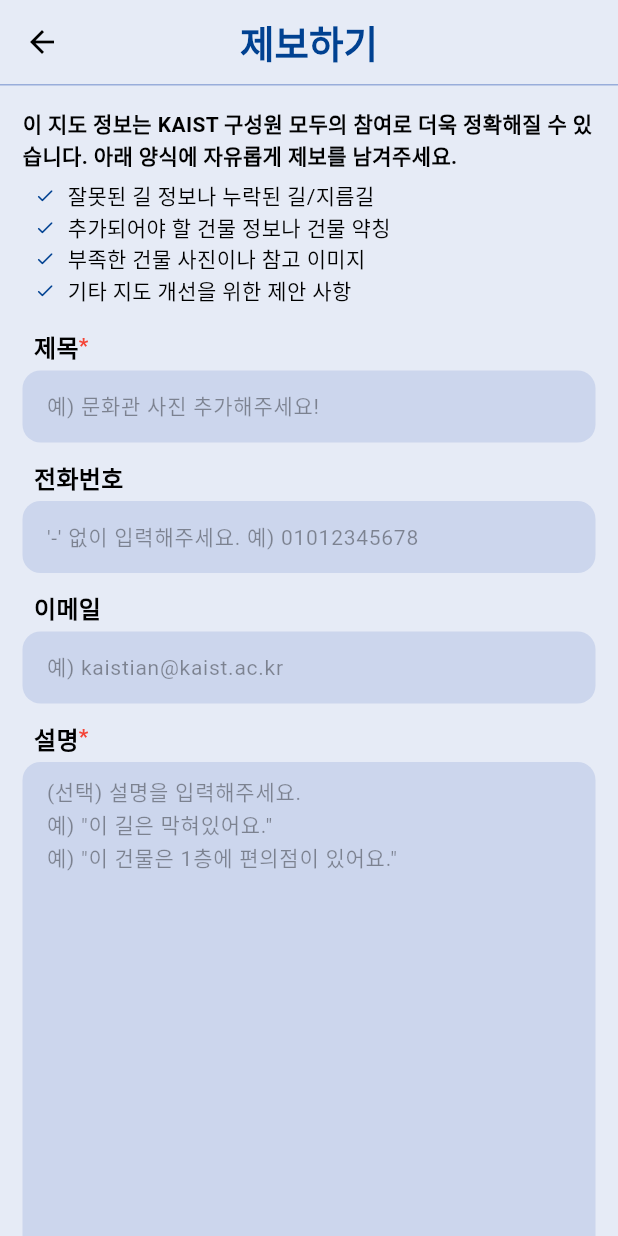
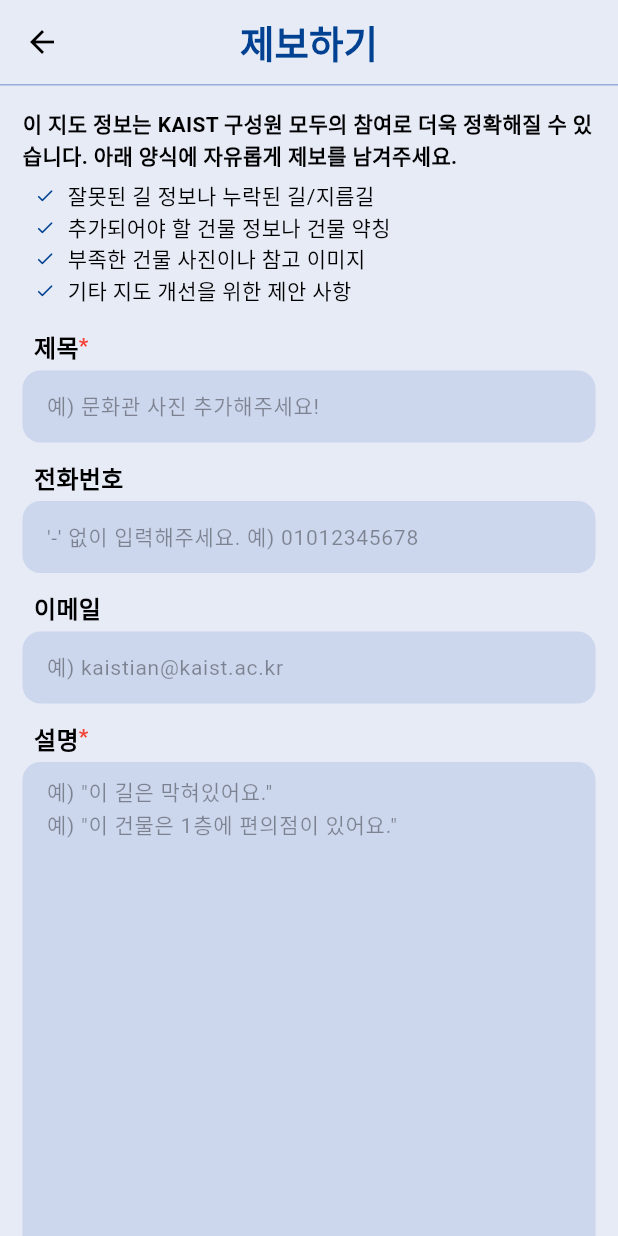
Before and after one commit to KAIST-Map/Kaist-Map-App, a Flutter app: the ReportTab screen opened directly, on a phone screen of 412 x 824 dp. Run offline on Flutter 3.47's test engine with Material 3 defaults, Android fonts, the phone set to English and light mode, and no system bars; our stand-ins replace flutter_dotenv, geolocator, image_picker, permission_handler, photo_view, shared_preferences and 1 more; accounts and stored records are empty; network calls fail; Roboto replaces fonts that are missing (Pretendard).

Commit message:
설명 입력

```diff
--- a/lib/navigation/report/widget.dart
+++ b/lib/navigation/report/widget.dart
@@ -373,9 +373,8 @@ class _ReportTabState extends State<ReportTab> {
                         });
                       },
                       decoration: const InputDecoration(
-                        hintText: '(선택) 설명을 입력해주세요.\n'
-                            '예) "이 길은 막혀있어요."\n'
-                            '예) "이 건물은 1층에 편의점이 있어요."',
+                        hintText: '예) "이 길은 막혀있어요."\n'
+                                  '예) "이 건물은 1층에 편의점이 있어요."',
                       ),
                       maxLines: 15,
                       validator: (value) {
```
